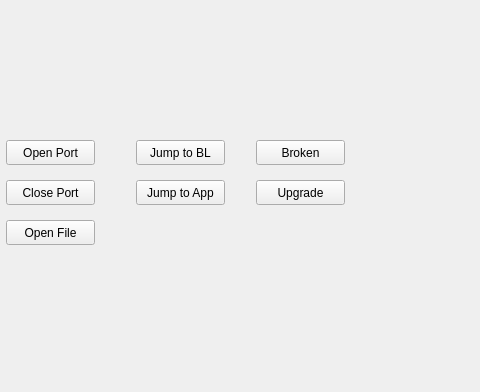
Old version of the form mainwindow.ui in the repository NuiDom/4K_Upgrade_App; both pictures show x 154 to 634 and y 0 to 392 of the 800 by 600 pixel window.
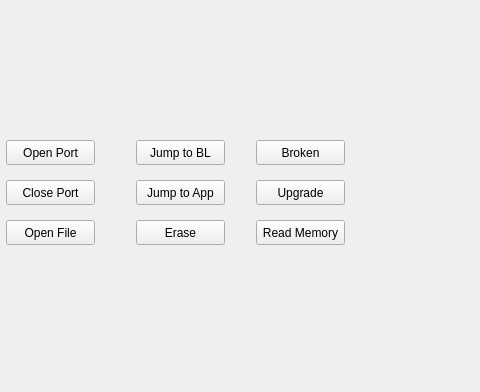
New version of the form.

Commit message: added upgradePIC class

The edit to the form file:
```diff
--- a/mainwindow.ui
+++ b/mainwindow.ui
@@ -105,6 +105,32 @@
      <string>Open File</string>
     </property>
    </widget>
+   <widget class="QPushButton" name="pushButton_Erase">
+    <property name="geometry">
+     <rect>
+      <x>290</x>
+      <y>220</y>
+      <width>89</width>
+      <height>25</height>
+     </rect>
+    </property>
+    <property name="text">
+     <string>Erase</string>
+    </property>
+   </widget>
+   <widget class="QPushButton" name="pushButton_ReadMemory">
+    <property name="geometry">
+     <rect>
+      <x>410</x>
+      <y>220</y>
+      <width>89</width>
+      <height>25</height>
+     </rect>
+    </property>
+    <property name="text">
+     <string>Read Memory</string>
+    </property>
+   </widget>
   </widget>
   <widget class="QMenuBar" name="menubar">
    <property name="geometry">
```
The commit also changes 10 other files.
